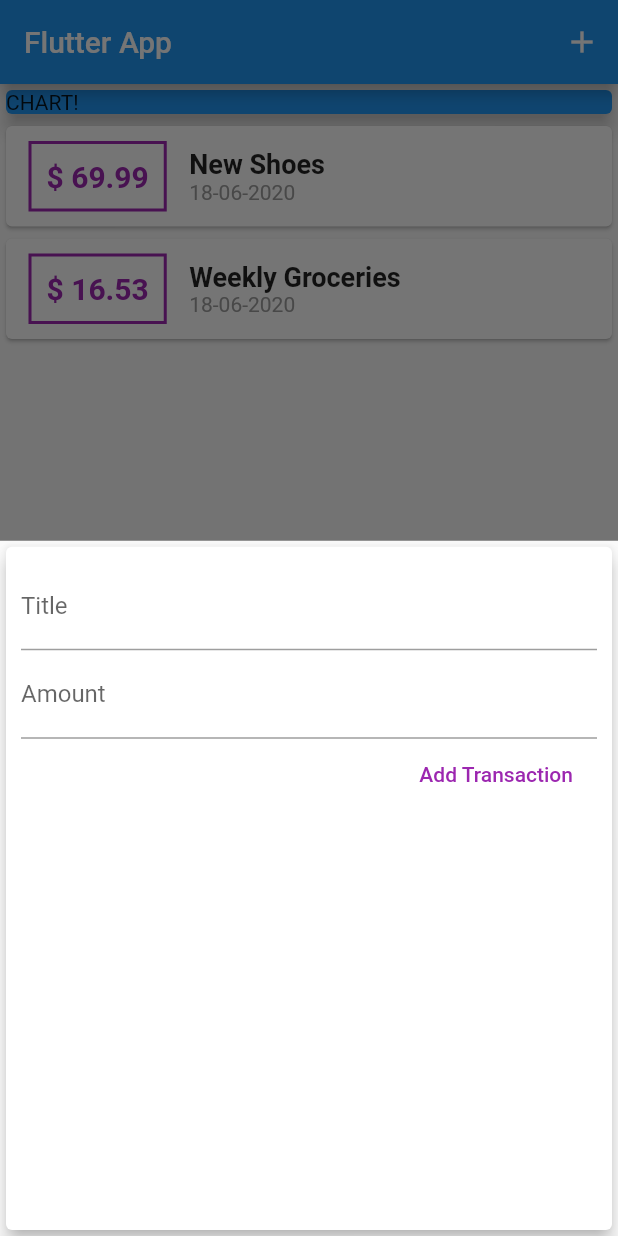
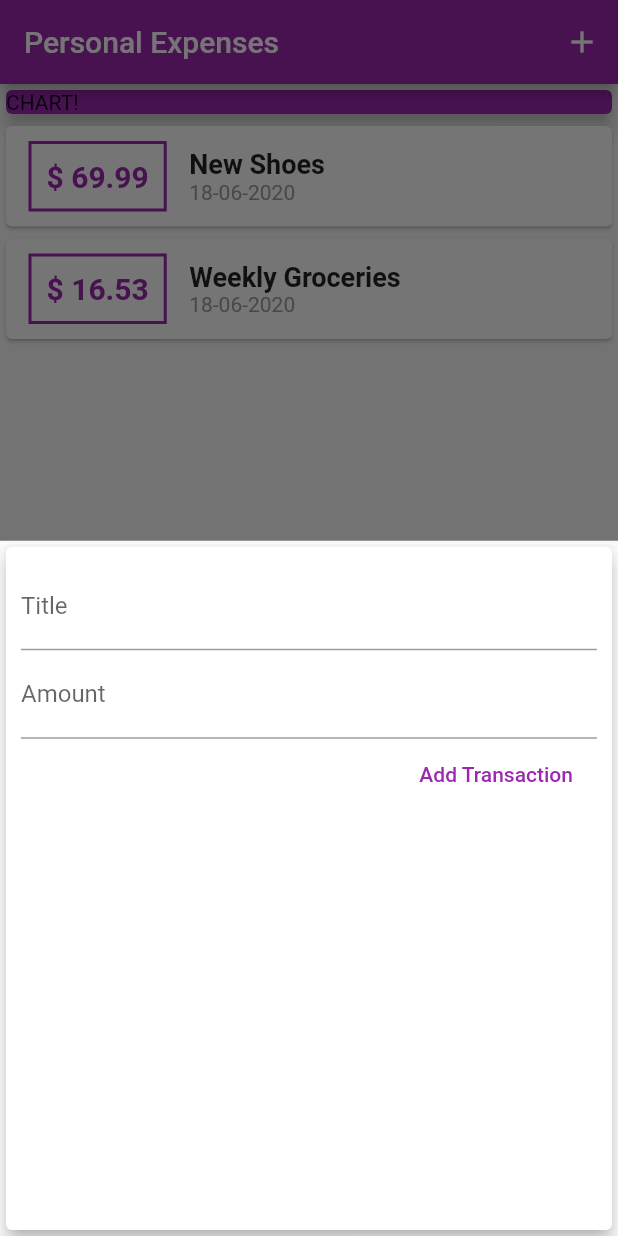
Before and after one commit to alpeshrathodsa/personal-expnese-app-flutter, a Flutter app: the screen it shows after launch, after a tap on the "add" icon, on a phone screen of 412 x 824 dp. Run offline on Flutter 3.47's test engine with Material 2 defaults, Android fonts, the phone set to English and light mode, and no system bars.

Commit message:
Added theming

```diff
--- a/lib/main.dart
+++ b/lib/main.dart
@@ -11,8 +11,12 @@ class MyApp extends StatelessWidget {
   @override
   Widget build(BuildContext context) {
     return MaterialApp(
-      title: 'Flutter App',
+      title: 'Personal Expenses',
       home: MyHomePage(),
+      theme: ThemeData(
+        primarySwatch: Colors.purple,
+        accentColor: Colors.amber
+      ),
     );
   }
 }
@@ -70,7 +74,7 @@ class _MyHomePageState extends State<MyHomePage> {
   Widget build(BuildContext context) {
     return Scaffold(
       appBar: AppBar(
-        title: Text('Flutter App'),
+        title: Text('Personal Expenses'),
         actions: <Widget>[
           IconButton(
             icon: Icon(Icons.add),
@@ -88,7 +92,7 @@ class _MyHomePageState extends State<MyHomePage> {
             Container(
               width: double.infinity,
               child: Card(
-                color: Colors.blue,
+                color: Theme.of(context).primaryColor,
                 child: Text('CHART!'),
                 elevation: 5,
               ),
--- a/lib/widgets/new_transaction.dart
+++ b/lib/widgets/new_transaction.dart
@@ -1,12 +1,19 @@
 import 'package:flutter/material.dart';
 
-class NewTransaction extends StatelessWidget {
+class NewTransaction extends StatefulWidget {
   final Function addTxHandler;
 
-  final titleController = TextEditingController();
-  final amountController = TextEditingController();
 
   NewTransaction(this.addTxHandler);
+
+  @override
+  _NewTransactionState createState() => _NewTransactionState();
+}
+
+class _NewTransactionState extends State<NewTransaction> {
+  final titleController = TextEditingController();
+
+  final amountController = TextEditingController();
 
   void saveTx() {
     final enteredTitle = titleController.text;
@@ -16,10 +23,12 @@ class NewTransaction extends StatelessWidget {
       return;
     }
 
-    addTxHandler(
+    widget.addTxHandler(
       enteredTitle,
       enteredAmount,
     );
+
+    Navigator.of(context).pop();
   }
 
   @override
--- a/lib/widgets/transaction_list.dart
+++ b/lib/widgets/transaction_list.dart
@@ -24,7 +24,7 @@ class TransactionList extends StatelessWidget {
                   ),
                   decoration: BoxDecoration(
                     border: Border.all(
-                      color: Colors.purple,
+                      color: Theme.of(context).primaryColor,
                       width: 2,
                     ),
                   ),
@@ -34,7 +34,7 @@ class TransactionList extends StatelessWidget {
                     style: TextStyle(
                         fontWeight: FontWeight.bold,
                         fontSize: 20,
-                        color: Colors.purple),
+                        color: Theme.of(context).primaryColor),
                   ),
                 ),
                 Column(
```
